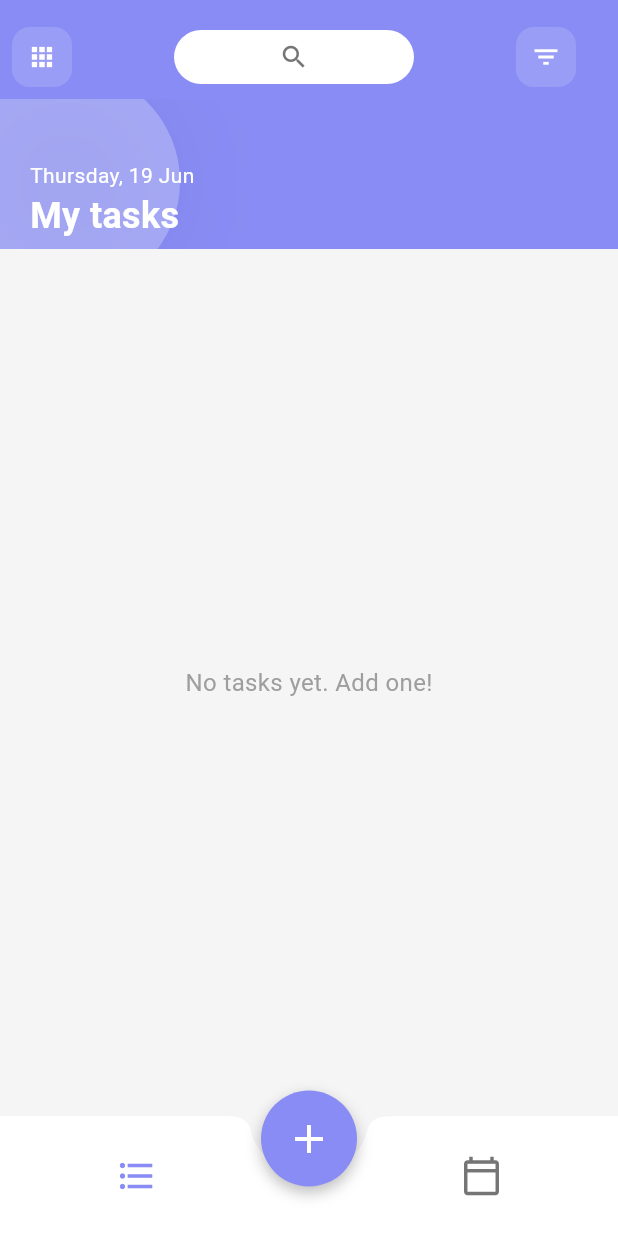
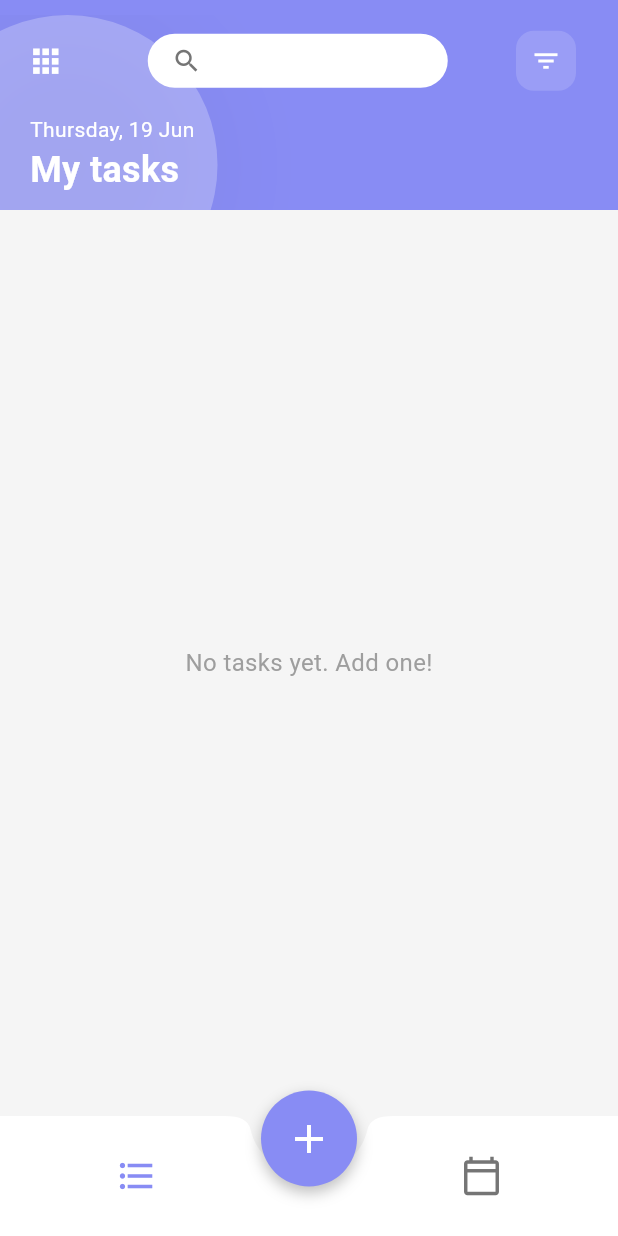
Before and after one commit to GhadeBhavesh/task_management, a Flutter app: the HomeScreen screen opened directly, on a phone screen of 412 x 824 dp. Run offline on Flutter 3.47's test engine with Material 3 defaults, Android fonts, the phone set to English and light mode, and no system bars; our stand-ins replace cloud_firestore, firebase_auth, firebase_core, flutter_riverpod, shared_preferences; accounts and stored records are empty.

Commit message:
popup_edit_update

```diff
--- a/lib/pages/home/home_screen.dart
+++ b/lib/pages/home/home_screen.dart
@@ -25,71 +25,19 @@ class HomeScreen extends ConsumerWidget {
                 child: Column(
                   crossAxisAlignment: CrossAxisAlignment.start,
                   children: [
-                    Padding(
-                      padding: const EdgeInsets.all(8.0),
-                      child: Row(
-                        mainAxisAlignment: MainAxisAlignment.spaceBetween,
-                        children: [
-                          Container(
-                            padding: const EdgeInsets.fromLTRB(10, 10, 10, 10),
-                            decoration: BoxDecoration(
-                              color: Colors.white.withOpacity(0.15),
-                              borderRadius: BorderRadius.circular(12),
-                            ),
-                            child: const Icon(
-                              Icons.apps,
-                              color: Colors.white,
-                              size: 20,
-                            ),
-                          ),
-                          // Search Bar
-                          Container(
-                            padding: const EdgeInsets.symmetric(
-                              horizontal: 70,
-                              vertical: 8,
-                            ),
-                            decoration: BoxDecoration(
-                              color: Colors.white,
-                              borderRadius: BorderRadius.circular(25),
-                            ),
-                            child: Icon(
-                              Icons.search,
-                              color: Colors.grey.shade600,
-                              size: 20,
-                            ),
-                          ),
-                          Container(
-                            padding: const EdgeInsets.all(10),
-                            decoration: BoxDecoration(
-                              color: Colors.white.withOpacity(0.15),
-                              borderRadius: BorderRadius.circular(12),
-                            ),
-                            child: GestureDetector(
-                              onTap: () => _showFilterDialog(context, ref),
-                              child: const Icon(
-                                Icons.filter_list,
-                                color: Colors.white,
-                                size: 20,
-                              ),
-                            ),
-                          ),
-                        ],
-                      ),
-                    ),
-
-                    // Date and Title
+                    // SizedBox containing the Stack with background circle and content
                     SizedBox(
                       width: double.infinity,
-                      height: 100,
+                      height: 130, // Increased height to accommodate the icons
                       child: Stack(
                         children: [
-                          // White circle background
+                          // White circle background - moved up and made larger
                           Positioned(
                             left: -55,
-                            bottom: -30,
+                            top: 0, // Moved up to be behind the icons
                             child: Container(
-                              width: 200,
-                              height: 150,
+                              width: 200, // Made wider
+                              height: 200, // Made taller
                               decoration: BoxDecoration(
                                 color: Colors.white.withOpacity(0.25),
                                 shape: BoxShape.circle,
@@ -103,10 +51,89 @@ class HomeScreen extends ConsumerWidget {
                               ),
                             ),
                           ),
-                          // Text positioned above the circle
+                          // Top navigation row repositioned
+                          Positioned(
+                            top: 0,
+                            left: 0,
+                            right: 0,
+                            child: Padding(
+                              padding: const EdgeInsets.all(8.0),
+                              child: Row(
+                                mainAxisAlignment:
+                                    MainAxisAlignment.spaceBetween,
+                                children: [
+                                  Container(
+                                    padding: const EdgeInsets.fromLTRB(
+                                      10,
+                                      10,
+                                      10,
+                                      10,
+                                    ),
+                                    // decoration: BoxDecoration(
+                                    //   color: Colors.white.withOpacity(0.15),
+                                    //   borderRadius: BorderRadius.circular(12),
+                                    // ),
+                                    child: const Icon(
+                                      Icons.apps,
+                                      color: Colors.white,
+                                      size: 25,
+                                    ),
+                                  ),
+                                  // Search Bar
+                                  Container(
+                                    padding: const EdgeInsets.symmetric(
+                                      horizontal: 16,
+                                      vertical: 8,
+                                    ),
+                                    width: 200,
+                                    decoration: BoxDecoration(
+                                      color: Colors.white,
+                                      borderRadius: BorderRadius.circular(25),
+                                    ),
+                                    child: Row(
+                                      children: [
+                                        Icon(
+                                          Icons.search,
+                                          color: Colors.grey.shade600,
+                                          size: 20,
+                                        ),
+                                        const SizedBox(width: 8),
+                                        // const Expanded(
+                                        //   child: Text(
+                                        //     'Search...',
+                                        //     style: TextStyle(
+                                        //       color: Colors.grey,
+                                        //       fontSize: 14,
+                                        //     ),
+                                        //   ),
+                                        // ),
+                                      ],
+                                    ),
+                                  ),
+                                  Container(
+                                    padding: const EdgeInsets.all(10),
+                                    decoration: BoxDecoration(
+                                      color: Colors.white.withOpacity(0.15),
+                                      borderRadius: BorderRadius.circular(12),
+                                    ),
+                                    child: GestureDetector(
+                                      onTap:
+                                          () => _showFilterDialog(context, ref),
+                                      child: const Icon(
+                                        Icons.filter_list,
+                                        color: Colors.white,
+                                        size: 20,
+                                      ),
+                                    ),
+                                  ),
+                                ],
+                              ),
+                            ),
+                          ),
+                          // Text positioned at the bottom
                           Positioned(
                             left: 20,
-                            bottom: 5,
+                            bottom: 10,
                             child: Column(
                               crossAxisAlignment: CrossAxisAlignment.start,
                               mainAxisSize: MainAxisSize.min,
```
